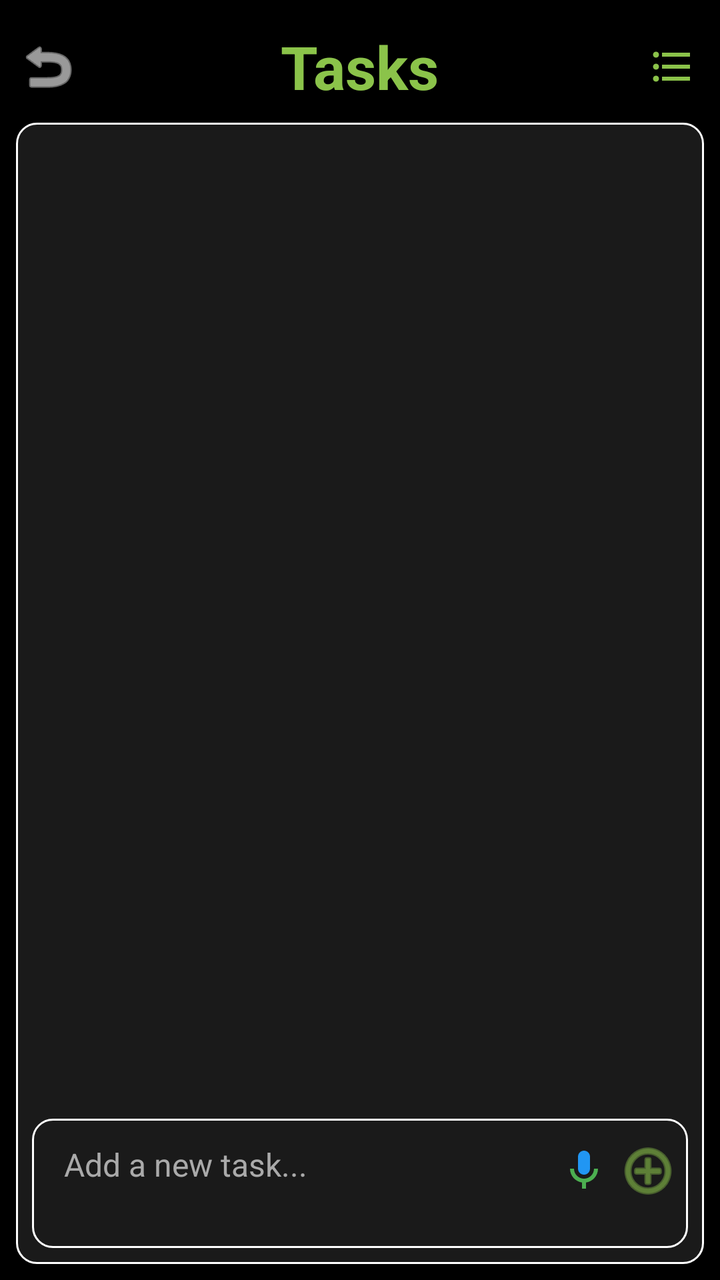
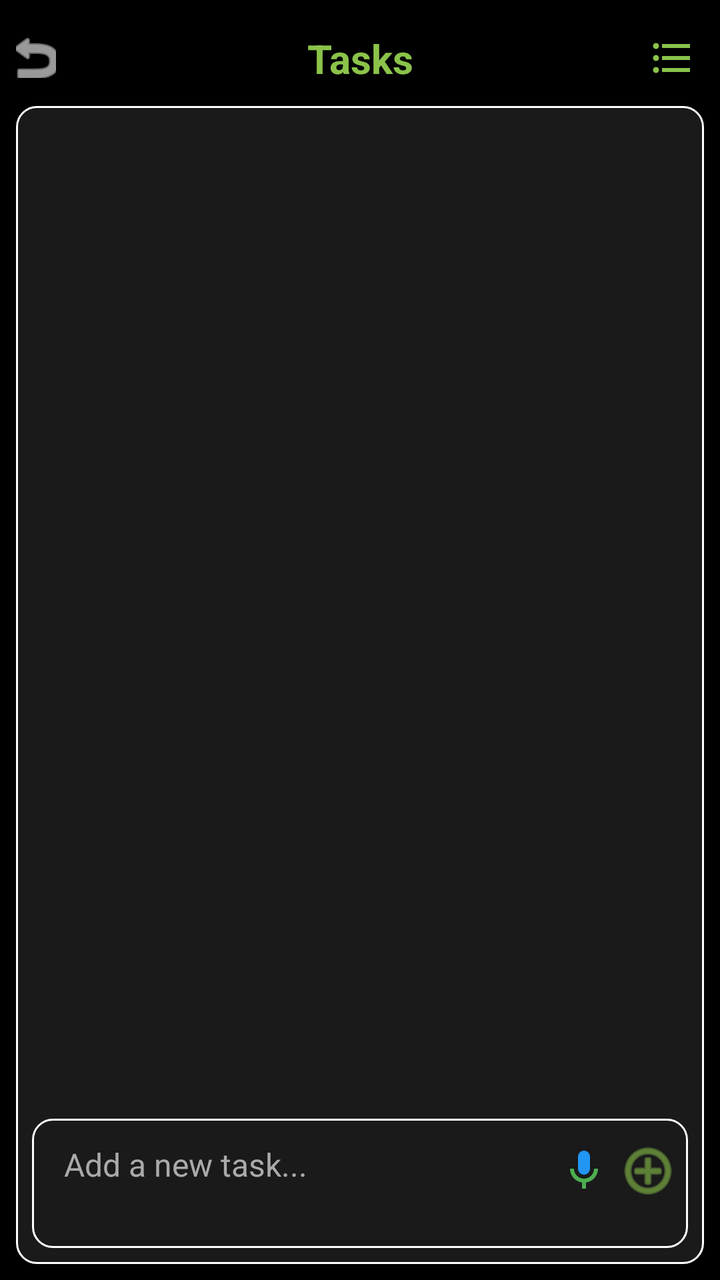

Two renders of the same Android screen: before a commit and after it. Below are the layout's source before the change and the commit's diff.
<!-- AndroidManifest.xml: activity theme Theme.MyCalendar2026SAR -->
<!-- res/layout/activity_task.xml -->
<?xml version="1.0" encoding="utf-8"?>
<androidx.constraintlayout.widget.ConstraintLayout xmlns:android="http://schemas.android.com/apk/res/android"
    xmlns:app="http://schemas.android.com/apk/res-auto"
    xmlns:tools="http://schemas.android.com/tools"
    android:layout_width="match_parent"
    android:layout_height="match_parent"
    android:background="@color/black">

    <androidx.constraintlayout.widget.ConstraintLayout
        android:id="@+id/taskHeader"
        android:layout_width="match_parent"
        android:layout_height="wrap_content"
        android:layout_marginTop="5dp"
        android:padding="8dp"
        app:layout_constraintTop_toTopOf="parent">

        <ImageButton
            android:id="@+id/taskBackButton"
            android:layout_width="32dp"
            android:layout_height="32dp"
            android:background="?attr/selectableItemBackgroundBorderless"
            android:src="@android:drawable/ic_menu_revert"
            app:layout_constraintBottom_toBottomOf="parent"
            app:layout_constraintStart_toStartOf="parent"
            app:layout_constraintTop_toTopOf="parent"
            app:tint="@color/white" />

        <LinearLayout
            android:id="@+id/taskLogoContainer"
            android:layout_width="wrap_content"
            android:layout_height="wrap_content"
            android:layout_marginStart="8dp"
            android:gravity="center_vertical"
            android:orientation="horizontal"
            app:layout_constraintBottom_toBottomOf="parent"
            app:layout_constraintStart_toEndOf="@id/taskBackButton"
            app:layout_constraintTop_toTopOf="parent"/>

        <TextView
            android:id="@+id/taskTitle"
            android:layout_width="wrap_content"
            android:layout_height="wrap_content"
            android:text="Tasks"
            android:textColor="@color/light_green"
            android:textSize="30sp"
            android:textStyle="bold"
            app:layout_constraintBottom_toBottomOf="parent"
            app:layout_constraintEnd_toEndOf="parent"
            app:layout_constraintStart_toStartOf="parent"
            app:layout_constraintTop_toTopOf="parent" />

        <ImageButton
            android:id="@+id/taskMenuButton"
            android:layout_width="32dp"
            android:layout_height="32dp"
            android:background="?attr/selectableItemBackgroundBorderless"
            android:src="@drawable/ic_menu_tx_all_color"
            app:layout_constraintBottom_toBottomOf="parent"
            app:layout_constraintEnd_toEndOf="parent"
            app:layout_constraintTop_toTopOf="parent"
            app:tint="@color/light_green" />

    </androidx.constraintlayout.widget.ConstraintLayout>

    <LinearLayout
        android:layout_width="match_parent"
        android:layout_height="0dp"
        android:layout_marginStart="8dp"
        android:layout_marginEnd="8dp"
        android:layout_marginBottom="8dp"
        android:layout_marginTop="0dp"
        android:background="@drawable/summary_border"
        android:orientation="vertical"
        android:padding="8dp"
        app:layout_constraintBottom_toBottomOf="parent"
        app:layout_constraintTop_toBottomOf="@id/taskHeader">

        <androidx.recyclerview.widget.RecyclerView
            android:id="@+id/taskRecyclerView"
            android:layout_width="match_parent"
            android:layout_height="0dp"
            android:layout_weight="1"
            tools:listitem="@layout/item_task" />

        <LinearLayout
            android:layout_width="match_parent"
            android:layout_height="wrap_content"
            android:layout_marginTop="8dp"
            android:background="@drawable/task_input_border"
            android:gravity="top"
            android:orientation="horizontal"
            android:padding="4dp">

            <EditText
                android:id="@+id/taskInput"
                android:layout_width="0dp"
                android:layout_height="wrap_content"
                android:layout_weight="1"
                android:background="@null"
                android:gravity="top"
                android:hint="Add a new task..."
                android:minLines="2"
                android:paddingStart="12dp"
                android:paddingTop="8dp"
                android:paddingEnd="8dp"
                android:paddingBottom="8dp"
                android:textColor="@color/white"
                android:textColorHint="#AAAAAA"
                android:textSize="16sp" />

            <ImageButton
                android:id="@+id/voiceTaskButton"
                android:layout_width="32dp"
                android:layout_height="32dp"
                android:layout_marginTop="6dp"
                android:background="?attr/selectableItemBackgroundBorderless"
                android:src="@drawable/ic_menu_voice_note_color"
                android:contentDescription="Voice Input" />

            <ImageButton
                android:id="@+id/addTaskButton"
                android:layout_width="32dp"
                android:layout_height="32dp"
                android:layout_marginTop="6dp"
                android:background="?attr/selectableItemBackgroundBorderless"
                android:src="@android:drawable/ic_menu_add"
                app:tint="@color/light_green" />
        </LinearLayout>

    </LinearLayout>

</androidx.constraintlayout.widget.ConstraintLayout>
<!-- res/layout/item_task.xml (included above) -->
<?xml version="1.0" encoding="utf-8"?>
<LinearLayout xmlns:android="http://schemas.android.com/apk/res/android"
    android:layout_width="match_parent"
    android:layout_height="wrap_content"
    android:gravity="center_vertical"
    android:orientation="horizontal"
    android:padding="0dp">

    <CheckBox
        android:id="@+id/taskCheckBox"
        android:layout_width="wrap_content"
        android:layout_height="wrap_content"
        android:buttonTint="@color/light_green" />

    <TextView
        android:id="@+id/taskText"
        android:layout_width="0dp"
        android:layout_height="wrap_content"
        android:layout_weight="1"
        android:layout_marginStart="8dp"
        android:textColor="@color/white"
        android:textSize="16sp" />

    <ImageButton
        android:id="@+id/deleteTaskButton"
        android:layout_width="32dp"
        android:layout_height="32dp"
        android:background="?attr/selectableItemBackgroundBorderless"
        android:contentDescription="Delete Task"
        android:src="@android:drawable/ic_menu_delete"
        android:visibility="gone"
        app:tint="@color/expense_red"
        xmlns:app="http://schemas.android.com/apk/res-auto" />

</LinearLayout>
<!-- resources referenced by this layout -->
<resources>
  <color name="black">#FF000000</color>
  <color name="expense_red">#FF5252</color>
  <color name="light_green">#8BC34A</color>
  <color name="white">#FFFFFFFF</color>
  <!-- drawable ic_menu_tx_all_color (drawable) -->
  <vector xmlns:android="http://schemas.android.com/apk/res/android"
      android:width="24dp"
      android:height="24dp"
      android:viewportWidth="24"
      android:viewportHeight="24">
      <path
          android:fillColor="#FFC107"
          android:pathData="M4,10.5c-0.83,0 -1.5,0.67 -1.5,1.5s0.67,1.5 1.5,1.5 1.5,-0.67 1.5,-1.5 -0.67,-1.5 -1.5,-1.5z" />
      <path
          android:fillColor="#4CAF50"
          android:pathData="M4,4.5c-0.83,0 -1.5,0.67 -1.5,1.5s0.67,1.5 1.5,1.5 1.5,-0.67 1.5,-1.5 -0.67,-1.5 -1.5,-1.5z" />
      <path
          android:fillColor="#F44336"
          android:pathData="M4,16.5c-0.83,0 -1.5,0.67 -1.5,1.5s0.67,1.5 1.5,1.5 1.5,-0.67 1.5,-1.5 -0.67,-1.5 -1.5,-1.5z" />
      <path
          android:fillColor="#FFFFFF"
          android:pathData="M7,19h14v-2H7v2zm0,-6h14v-2H7v2zm0,-8v2h14V5H7z" />
  </vector>
  <!-- drawable ic_menu_voice_note_color (drawable) -->
  <vector xmlns:android="http://schemas.android.com/apk/res/android"
      android:width="24dp"
      android:height="24dp"
      android:viewportWidth="24"
      android:viewportHeight="24">
      <path
          android:fillColor="#2196F3"
          android:pathData="M12,14c1.66,0 3,-1.34 3,-3V5c0,-1.66 -1.34,-3 -3,-3S9,3.34 9,5v6c0,1.66 1.34,3 3,3z" />
      <path
          android:fillColor="#4CAF50"
          android:pathData="M17,11c0,2.76 -2.24,5 -5,5s-5,-2.24 -5,-5H5c0,3.53 2.61,6.43 6,6.92V21h2v-3.08c3.39,-0.49 6,-3.39 6,-6.92h-2z" />
  </vector>
  <!-- drawable summary_border (drawable) -->
  <?xml version="1.0" encoding="utf-8"?>
  <shape xmlns:android="http://schemas.android.com/apk/res/android">
      <solid android:color="@color/card_dark" />
      <stroke
          android:width="1dp"
          android:color="@color/white" />
      <corners android:radius="10dp" />
  </shape>
  <!-- drawable task_input_border (drawable) -->
  <?xml version="1.0" encoding="utf-8"?>
  <shape xmlns:android="http://schemas.android.com/apk/res/android">
      <solid android:color="@color/card_dark" />
      <stroke
          android:width="1dp"
          android:color="@color/white" />
      <corners android:radius="10dp" />
  </shape>
  <color name="card_dark">#1A1A1A</color>
  <color name="hunter_green">#355E3B</color>
  <color name="teal_200">#FF03DAC5</color>
  <color name="teal_700">#FF018786</color>
  <style name="CustomMenuTextAppearance" parent="TextAppearance.AppCompat.Widget.PopupMenu.Large">
          <item name="android:textSize">@dimen/_10ssp</item>
          <item name="android:textColor">@color/white</item>
      </style>
  <style name="CustomPopupMenuStyle" parent="Widget.AppCompat.PopupMenu">
          <item name="android:minWidth">@dimen/_110sdp</item>
      </style>
  <style name="CustomAlertDialogTheme" parent="ThemeOverlay.MaterialComponents.MaterialAlertDialog">
          <item name="colorPrimary">@color/light_green</item>
          <item name="colorAccent">@color/light_green</item>
          <item name="colorSecondary">@color/light_green</item>
          <item name="android:textColorPrimary">@color/white</item>
          
          <item name="buttonBarPositiveButtonStyle">@style/GreenButtonStyle</item>
          <item name="buttonBarNegativeButtonStyle">@style/GreenButtonStyle</item>
          <item name="buttonBarNeutralButtonStyle">@style/GreenButtonStyle</item>
      </style>
  <style name="GreenButtonStyle" parent="Widget.MaterialComponents.Button.TextButton">
          <item name="android:textColor">@color/light_green</item>
      </style>
  <!-- unchanged entries left out for length: 1 -->
</resources>

<!-- the commit's change to res/layout/activity_task.xml (unified diff, before → after) -->
@@ -16,8 +16,8 @@
 
         <ImageButton
             android:id="@+id/taskBackButton"
-            android:layout_width="32dp"
-            android:layout_height="32dp"
+            android:layout_width="20dp"
+            android:layout_height="20dp"
             android:background="?attr/selectableItemBackgroundBorderless"
             android:src="@android:drawable/ic_menu_revert"
             app:layout_constraintBottom_toBottomOf="parent"
@@ -42,7 +42,7 @@
             android:layout_height="wrap_content"
             android:text="Tasks"
             android:textColor="@color/light_green"
-            android:textSize="30sp"
+            android:textSize="20sp"
             android:textStyle="bold"
             app:layout_constraintBottom_toBottomOf="parent"
             app:layout_constraintEnd_toEndOf="parent"
